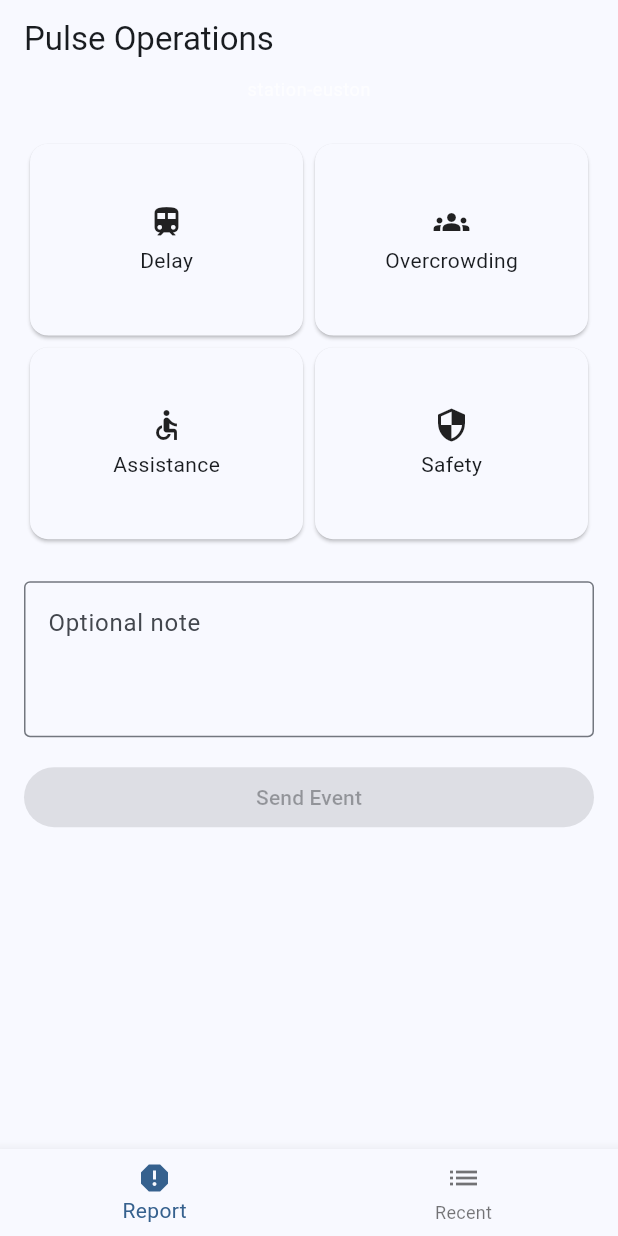
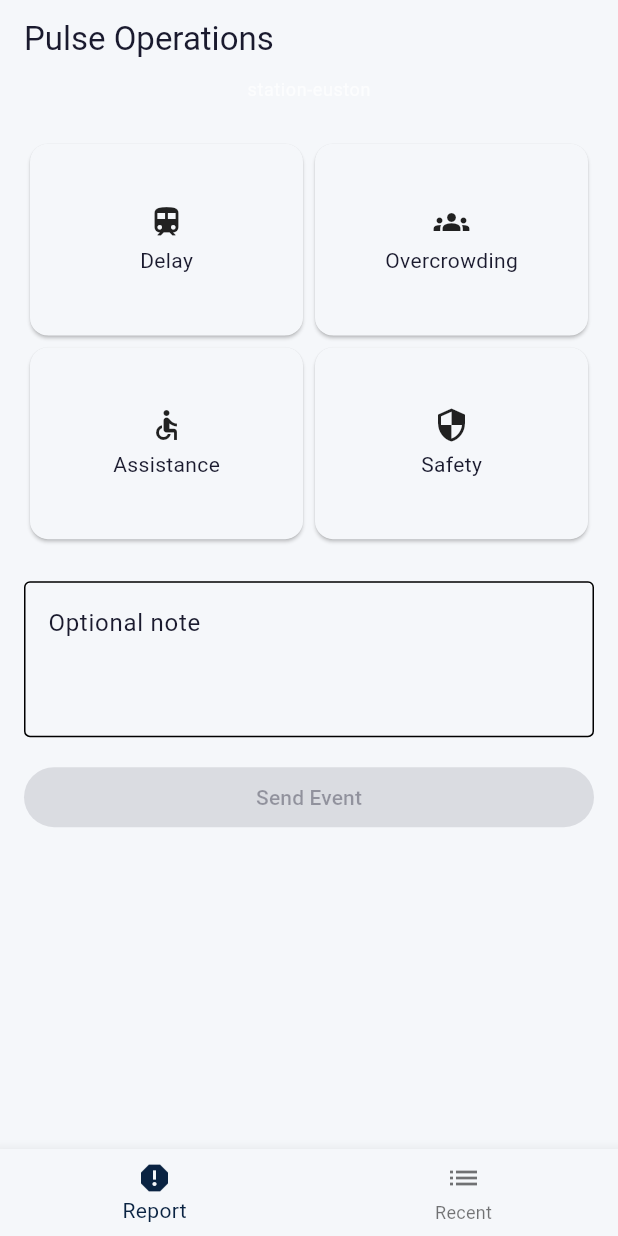
Before and after one commit to tjreilly2011/pulse-event-ops, a Flutter app: the screen it shows after launch, on a phone screen of 412 x 824 dp. Run offline on Flutter 3.47's test engine with Material 3 defaults, Android fonts, the phone set to English and light mode, and no system bars.

Commit message:
feat(MO-01): apply operational navy/amber theme to MaterialApp (tests included)

```diff
--- a/mobile/lib/main.dart
+++ b/mobile/lib/main.dart
@@ -17,8 +17,17 @@ class PulseOpsApp extends StatelessWidget {
     return MaterialApp(
       title: 'Pulse Operations',
       theme: ThemeData(
-        colorScheme: ColorScheme.fromSeed(seedColor: Colors.blue),
         useMaterial3: true,
+        colorScheme: const ColorScheme.light(
+          primary: Color(0xFF0A2342),
+          onPrimary: Colors.white,
+          secondary: Color(0xFFFFB300),
+          onSecondary: Colors.black,
+          surface: Color(0xFFF5F7FA),
+          onSurface: Color(0xFF1A1A2E),
+          error: Color(0xFFD32F2F),
+          onError: Colors.white,
+        ),
       ),
       home: AppShell(apiService: apiService),
     );
```
